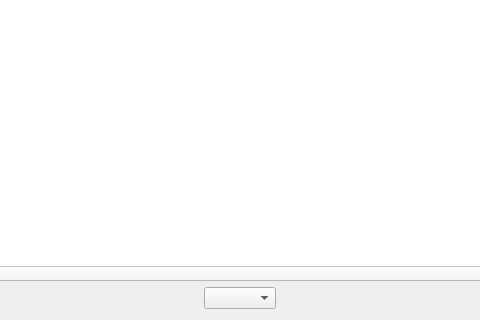
Before: the Qt Designer form ServiceDialog.ui in masc4ii/WaoStats, drawn with Qt 5; both pictures show x 223 to 703 and y 290 to 610 of the 933 by 610 pixel window.
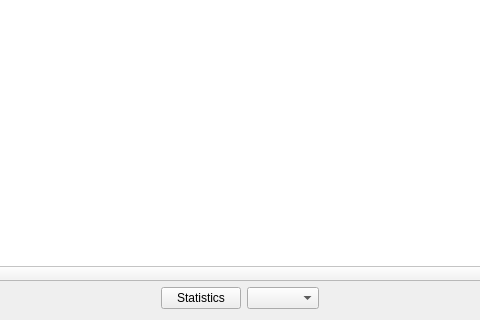
After: the same form once the commit is applied. Icons and pictures are not drawn.

Commit message: Added pie chart for service list

Patch:
```diff
--- a/ServiceDialog.ui
+++ b/ServiceDialog.ui
@@ -223,6 +223,13 @@
        </property>
       </spacer>
      </item>
+     <item>
+      <widget class="QPushButton" name="pushButtonPie">
+       <property name="text">
+        <string>Statistics</string>
+       </property>
+      </widget>
+     </item>
      <item>
       <widget class="QComboBox" name="comboBoxCostFilter"/>
      </item>
```
The commit also changes 8 other files.
